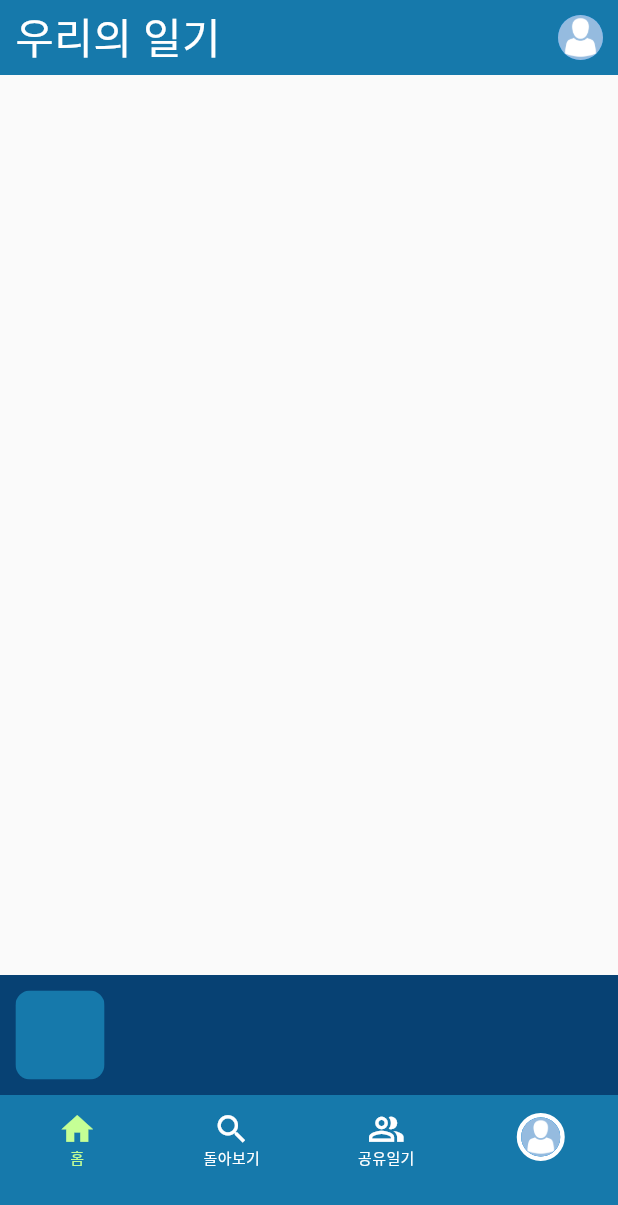
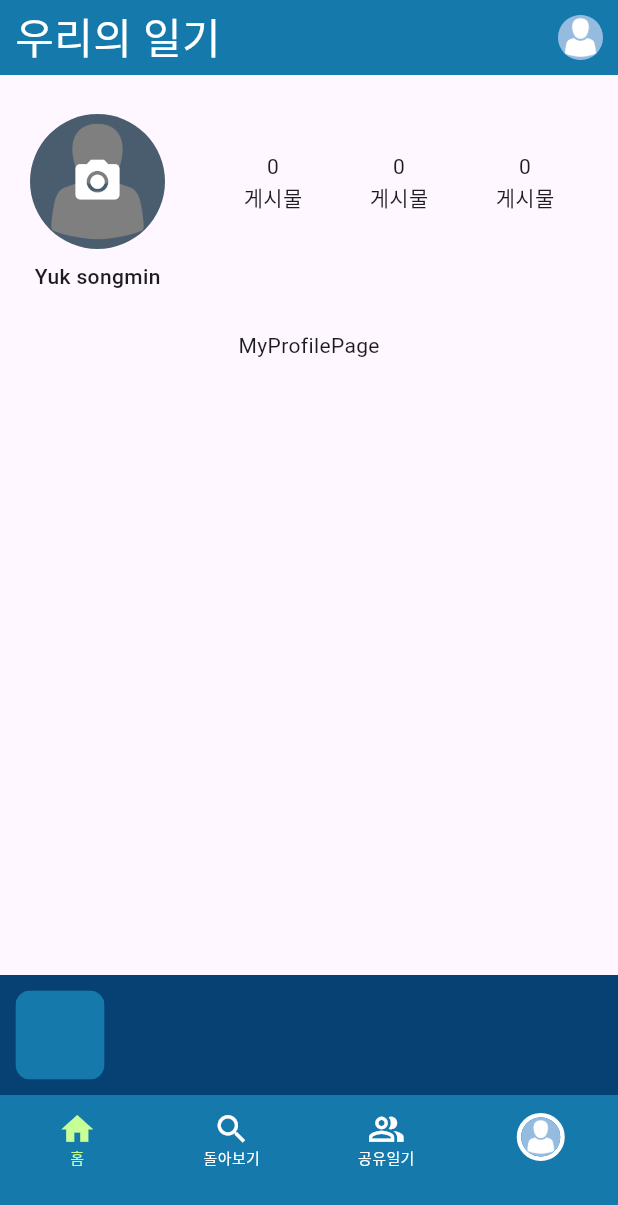
Before and after one commit to FrontStudy/wazzang_diary_app, a Flutter app: the MainPage screen opened by its route, swiped to page 4, on a phone screen of 412 x 824 dp. Shown: the top 1205 px of the screen. Run offline on Flutter 3.47's test engine with Material 3 defaults, Android fonts, the phone set to English and light mode, and no system bars; drawn by our look-alikes of keyboard_dismisser; our stand-ins replace dartz, equatable, flutter_bloc, flutter_easyloading, flutter_secure_storage, freezed_annotation and 7 more; accounts and stored records are empty; network calls fail.

Commit message:
✨Feat: ProfilePage

```diff
--- a/lib/presentation/pages/main_page.dart
+++ b/lib/presentation/pages/main_page.dart
@@ -9,6 +9,7 @@ import '../widgets/main/first_bottom_navi_bar.dart';
 import '../widgets/main/second_bottom_navi_bar.dart';
 import 'home/home_page.dart';
 import 'pip/pip_page.dart';
+import 'profile/my_profile_page.dart';
 import 'search/search_page.dart';
 import 'shared/shared_diary_page.dart';
 
@@ -26,7 +27,7 @@ class _MainPageState extends State<MainPage> with TickerProviderStateMixin {
     const HomePage(),
     const SearchPage(),
     const SharedDiaryPage(),
-    const SearchPage()
+    const MyProfilePage(),
   ];
 
   @override
--- /dev/null
+++ b/lib/presentation/pages/profile/my_profile_page.dart
@@ -0,0 +1,25 @@
+import 'package:flutter/material.dart';
+
+import '../../widgets/main/custom_app_bar.dart';
+import '../../widgets/profile/my_profile_header.dart';
+
+class MyProfilePage extends StatelessWidget {
+  const MyProfilePage({super.key});
+
+  @override
+  Widget build(BuildContext context) {
+    return const Scaffold(
+      appBar: CustomAppBar(),
+      body: SingleChildScrollView(
+        child: Column(
+          children: [
+            MyProfileHeader(),
+            Center(
+              child: Text("MyProfilePage"),
+            ),
+          ],
+        ),
+      ),
+    );
+  }
+}
--- /dev/null
+++ b/lib/presentation/widgets/profile/my_profile_header.dart
@@ -0,0 +1,139 @@
+import 'package:flutter/material.dart';
+
+class MyProfileHeader extends StatelessWidget {
+  const MyProfileHeader({super.key});
+
+  @override
+  Widget build(BuildContext context) {
+    final screenWidth = MediaQuery.of(context).size.width;
+    const double headerHorizontalPadding = 20;
+    const double headerVerticalPadding = 8;
+    const double profileImageWidth = 90;
+    const double gap = 30;
+    return Container(
+      margin: const EdgeInsets.symmetric(vertical: 10),
+      padding: const EdgeInsets.symmetric(
+          vertical: headerVerticalPadding, horizontal: headerHorizontalPadding),
+      height: 150,
+      width: screenWidth,
+      child: Row(
+        crossAxisAlignment: CrossAxisAlignment.start,
+        children: [
+          _profileImageWidget(
+              height: 150,
+              width: profileImageWidth,
+              verticalPadding: headerVerticalPadding),
+          const SizedBox(width: gap),
+          _countingWidget(
+              height: profileImageWidth,
+              width: screenWidth -
+                  headerHorizontalPadding * 2 -
+                  profileImageWidth -
+                  gap,
+              topPadding: headerVerticalPadding),
+        ],
+      ),
+    );
+  }
+
+  Widget _profileImageWidget({
+    required double height,
+    required double width,
+    required double verticalPadding,
+  }) {
+    return Container(
+      padding: EdgeInsets.symmetric(vertical: verticalPadding),
+      height: height - verticalPadding * 2,
+      width: width,
+      child: Column(
+        mainAxisAlignment: MainAxisAlignment.spaceBetween,
+        children: [
+          _profileImagePlaceholder(width: width),
+          const SizedBox(
+              height: 20,
+              child: Text(
+                'Yuk songmin',
+                maxLines: 1,
+                style: TextStyle(fontWeight: FontWeight.w500),
+              ))
+        ],
+      ),
+    );
+  }
+
+  Widget _profileImagePlaceholder({required double width}) {
+    return GestureDetector(
+      onTap: () {
+        debugPrint("Clicked");
+      },
+      child: Stack(
+        alignment: Alignment.center,
+        children: [
+          ClipOval(
+            child: ColorFiltered(
+              colorFilter: ColorFilter.mode(
+                Colors.black.withOpacity(0.5),
+                BlendMode.darken,
+              ),
+              child: Image.asset(
+                "assets/images/person_placeholder.png",
+                height: width,
+                width: width,
+              ),
+            ),
+          ),
+          const Icon(
+            Icons.camera_alt,
+            color: Colors.white,
+            size: 35,
+          )
+        ],
+      ),
+    );
+  }
+
+  Widget _profileImageView({required double width, required String imgUrl}) {
+    return GestureDetector(
+      onTap: () {
+        debugPrint("Clicked");
+      },
+      child: ClipOval(
+        child: Image.network(
+          imgUrl,
+          height: width,
+          width: width,
+        ),
+      ),
+    );
+  }
+
+  Widget _countingWidget({
+    required double height,
+    required double width,
+    required double topPadding,
+  }) {
+    return Container(
+      margin: EdgeInsets.only(top: topPadding),
+      height: height,
+      width: width,
+      child: const Row(
+        crossAxisAlignment: CrossAxisAlignment.center,
+        mainAxisAlignment: MainAxisAlignment.spaceAround,
+        children: [
+          Column(
+            mainAxisAlignment: MainAxisAlignment.center,
+            children: [Text('0'), Text('게시물')],
+          ),
+          Column(
+            mainAxisAlignment: MainAxisAlignment.center,
+            children: [Text('0'), Text('게시물')],
+          ),
+          Column(
+            mainAxisAlignment: MainAxisAlignment.center,
+            children: [Text('0'), Text('게시물')],
+          ),
+        ],
+      ),
+    );
+  }
+}
```
